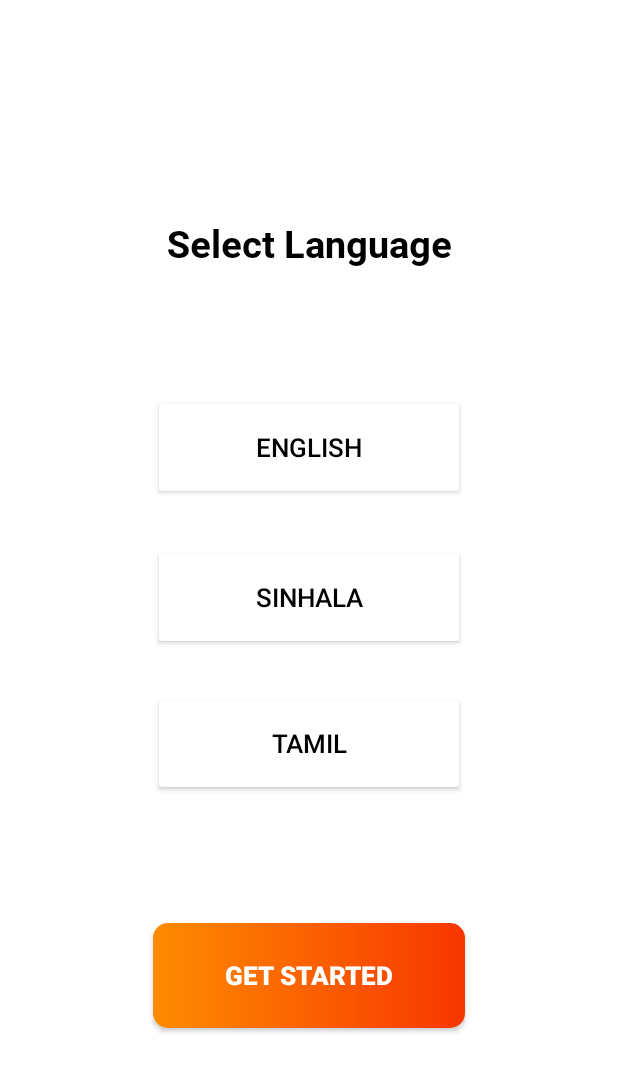
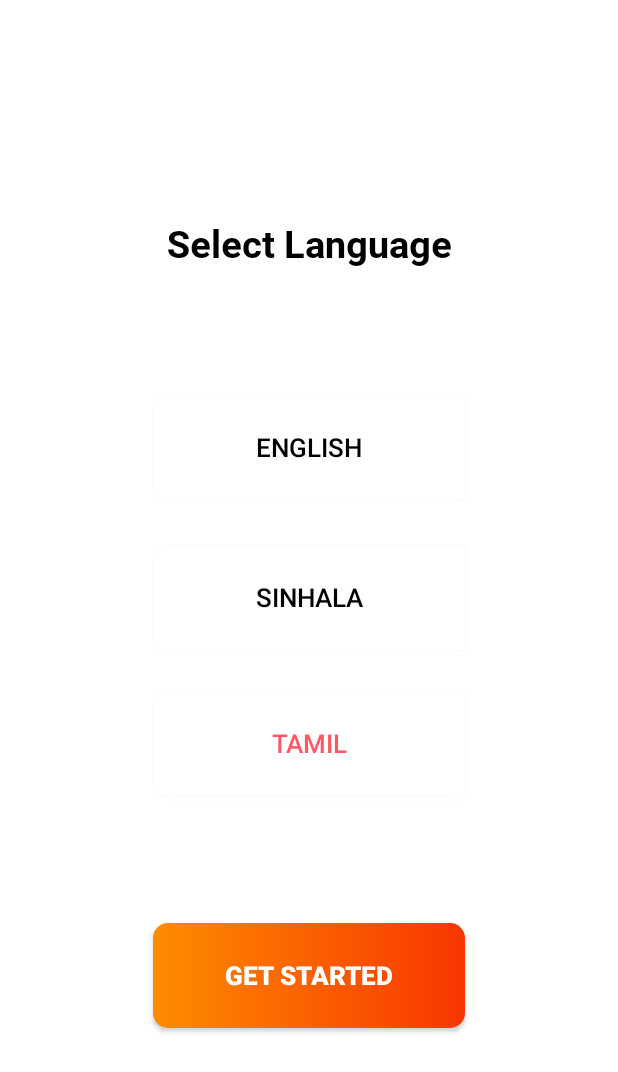
Before and after one commit to dilshanhiruna/SingerCareApp-Redesign, an Android app: the screen it shows after launch (selecet_language), after a tap on "TAMIL", on a phone screen of 412 x 824 dp. Shown: the top 1072 px of the screen. Run offline under Robolectric (Android 15) with nearby library versions, the phone set to English and light mode, and no system bars; 2 other taps on this screen came first.

Commit message:
change the button colors in select language page

```diff
--- a/app/src/main/java/Pabasara/selecet_language.java
+++ b/app/src/main/java/Pabasara/selecet_language.java
@@ -6,6 +6,9 @@ import android.app.Activity;
 import android.content.Intent;
 import android.content.res.Configuration;
 import android.content.res.Resources;
+import android.graphics.Color;
+import android.graphics.drawable.Drawable;
+import android.graphics.drawable.GradientDrawable;
 import android.os.Bundle;
 import android.view.View;
 import android.widget.Button;
@@ -28,12 +31,24 @@ public class selecet_language extends AppCompat {
 
         language_manager lm = new language_manager(this);
 
+        GradientDrawable gd = new GradientDrawable(
+                GradientDrawable.Orientation.RIGHT_LEFT,
+                new int[] {0xFFF83600,0xFFFE8C00});
+        gd.setCornerRadii(new float[]{20,20,0,0,0,0,15,15});
+
         english.setOnClickListener(new View.OnClickListener() {
             @Override
             public void onClick(View v) {
                 lm.updateResource("en");
 //                recreate();
                 Toast.makeText(selecet_language.this, "Changed the language to English", Toast.LENGTH_SHORT).show();
+//                english.setBackgroundResource(R.drawable.select_lanuage_button);
+ //               english.setBackgroundResource(R.color.select_lngBtn);
+                gd.setCornerRadii(new float[]{20,20,0,0,0,0,15,15});
+                english.setBackgroundDrawable(gd);
+                english.setTextColor(Color.parseColor("#FF5864"));
+                tamil.setTextColor(Color.parseColor("#000000"));
+                sinhala.setTextColor(Color.parseColor("#000000"));
             }
         });
         sinhala.setOnClickListener(new View.OnClickListener() {
@@ -42,6 +57,12 @@ public class selecet_language extends AppCompat {
                 lm.updateResource("si");
 //                recreate();
                 Toast.makeText(selecet_language.this, "Changed the language to Sinhala", Toast.LENGTH_SHORT).show();
+
+                gd.setCornerRadii(new float[]{20,20,0,0,0,0,15,15});
+                sinhala.setBackgroundDrawable(gd);
+                sinhala.setTextColor(Color.parseColor("#FF5864"));
+                english.setTextColor(Color.parseColor("#000000"));
+                tamil.setTextColor(Color.parseColor("#000000"));
             }
         });
         tamil.setOnClickListener(new View.OnClickListener() {
@@ -50,6 +71,12 @@ public class selecet_language extends AppCompat {
                 lm.updateResource("ta");
 //                recreate();
                 Toast.makeText(selecet_language.this, "Changed the language to Tamil", Toast.LENGTH_SHORT).show();
+
+                gd.setCornerRadii(new float[]{20,20,0,0,0,0,15,15});
+                tamil.setBackgroundDrawable(gd);
+                tamil.setTextColor(Color.parseColor("#FF5864"));
+                english.setTextColor(Color.parseColor("#000000"));
+                sinhala.setTextColor(Color.parseColor("#000000"));
             }
         });
         getstarted= findViewById(R.id.getstartedBtn);
--- /dev/null
+++ b/app/src/main/res/drawable/select_lanuage_button.xml
@@ -0,0 +1,14 @@
+<?xml version="1.0" encoding="utf-8"?>
+<selector xmlns:android="http://schemas.android.com/apk/res/android">
+
+    <item >
+        <shape android:shape="rectangle"  >
+<!--            <corners android:radius="10dp" />-->
+
+            <solid android:color="#FFF0EC" />
+<!--FF3F61-->
+
+        </shape>
+    </item>
+
+</selector>
--- a/app/src/main/res/values/colors.xml
+++ b/app/src/main/res/values/colors.xml
@@ -14,5 +14,5 @@
     <color name="light_pink">#FFF0EC</color>
     <color name="soft_pink">#FF5864</color>
     <color name="material_pink">#FF404E</color>
-
+    <color name="select_lngBtn">#FFDCDE</color>
 </resources>
```
